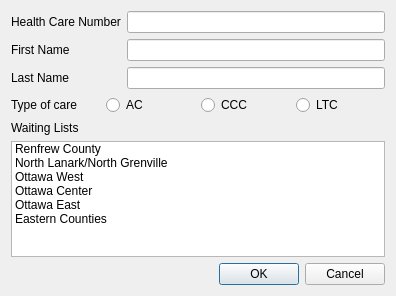
First picture: the form in src/addpatientdialog.ui, repository murrple-1/BedChaser, before the edit.
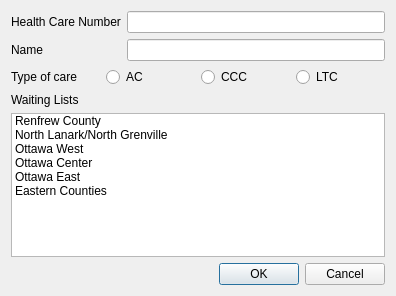
Second picture: the form after the edit.

What changed in the file:
```diff
--- a/src/addpatientdialog.ui
+++ b/src/addpatientdialog.ui
@@ -32,24 +32,14 @@
      <item row="1" column="0">
       <widget class="QLabel" name="firstNameLabel">
        <property name="text">
-        <string>First Name</string>
+        <string>Name</string>
        </property>
       </widget>
      </item>
      <item row="1" column="1">
       <widget class="QLineEdit" name="firstNameLineEdit"/>
      </item>
-     <item row="2" column="0">
-      <widget class="QLabel" name="lastNameLabel">
-       <property name="text">
-        <string>Last Name</string>
-       </property>
-      </widget>
-     </item>
-     <item row="2" column="1">
-      <widget class="QLineEdit" name="lastNameLineEdit"/>
-     </item>
-     <item row="3" column="0" colspan="2">
+     <item row="2" column="0" colspan="2">
       <layout class="QHBoxLayout" name="horizontalLayout">
        <item>
         <widget class="QLabel" name="typeOfCareLabel">
@@ -81,14 +71,14 @@
        </item>
       </layout>
      </item>
-     <item row="4" column="0" colspan="2">
+     <item row="3" column="0" colspan="2">
       <widget class="QLabel" name="waitingListsLabel">
        <property name="text">
         <string>Waiting Lists</string>
        </property>
       </widget>
      </item>
-     <item row="5" column="0" colspan="2">
+     <item row="4" column="0" colspan="2">
       <widget class="QListWidget" name="waitingListListWidget">
        <property name="selectionMode">
         <enum>QAbstractItemView::MultiSelection</enum>
```
Left out of the diff: 4 changed lines with no effect on the pictures.
